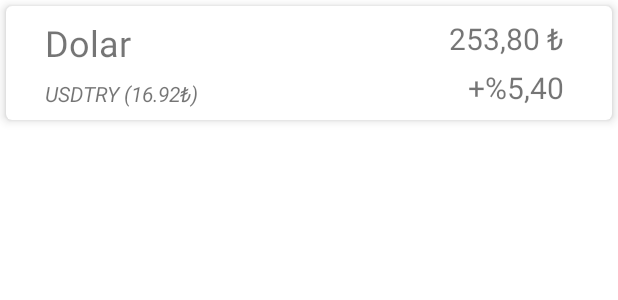
After one commit to Afkborn/AltinFiyatTakip, an Android app: the layout home_screen_degerli_card_tasarim.xml on its own in the app's theme, with its tools: preview values and no code run, on a phone screen of 412 x 824 dp. The commit adds this screen. Shown: the top 300 px of the screen. Run offline under Robolectric (Android 15) with nearby library versions, the phone set to English and light mode, and no system bars.

Commit message:
home screen uı, ux

```diff
--- a/app/src/main/java/com/bilgehankalay/altinfiyattakip/Adapter/DegerliRecyclerAdapter.kt
+++ b/app/src/main/java/com/bilgehankalay/altinfiyattakip/Adapter/DegerliRecyclerAdapter.kt
@@ -21,7 +21,6 @@ class DegerliRecyclerAdapter(private var degerliList : ArrayList<Degerli>) : Rec
     override fun onBindViewHolder(holder: DegerliCardTasarim, position: Int) {
         val degerli = degerliList[position]
         holder.degerliCardTasarimBinding.also {
-            println(degerli)
             val sembol = degerli.getSembol()
             if (degerli.alis_dir == -1){
                 it.imageViewAlisFiyati.setImageResource(R.drawable.red_down_arrow)
--- a/app/src/main/java/com/bilgehankalay/altinfiyattakip/Fragment/AltinEkleFragment.kt
+++ b/app/src/main/java/com/bilgehankalay/altinfiyattakip/Fragment/AltinEkleFragment.kt
@@ -16,6 +16,7 @@ import android.widget.RadioGroup
 import android.widget.Toast
 import androidx.fragment.app.Fragment
 import androidx.navigation.fragment.findNavController
+import com.bilgehankalay.altinfiyattakip.Database.DegerliDatabase
 import com.bilgehankalay.altinfiyattakip.Model.Degerli
 import com.bilgehankalay.altinfiyattakip.Network.ApiUtils
 import com.bilgehankalay.altinfiyattakip.R
@@ -44,6 +45,8 @@ class AltinEkleFragment : Fragment() {
     private var degerliIsimlerListe : ArrayList<String> = arrayListOf()
     private lateinit var spinnerAdapter : ArrayAdapter<*>
     var isClickeble_Ekle = true
+
+
     override fun onCreate(savedInstanceState: Bundle?) {
         super.onCreate(savedInstanceState)
         if (savedInstanceState != null){
@@ -54,6 +57,7 @@ class AltinEkleFragment : Fragment() {
             }
 
         }
+
     }
 
     override fun onCreateView(
--- a/app/src/main/java/com/bilgehankalay/altinfiyattakip/Fragment/DegerliListe.kt
+++ b/app/src/main/java/com/bilgehankalay/altinfiyattakip/Fragment/DegerliListe.kt
@@ -20,7 +20,7 @@ import retrofit2.Response
 
 
 class DegerliListe : Fragment() {
-    var degerliList : ArrayList<Degerli> = arrayListOf()
+    private var degerliList : ArrayList<Degerli> = arrayListOf()
     private lateinit var binding : FragmentDegerliListeBinding
     private lateinit var degerliAdapter : DegerliRecyclerAdapter
     override fun onCreate(savedInstanceState: Bundle?) {
@@ -82,7 +82,7 @@ class DegerliListe : Fragment() {
     override fun onSaveInstanceState(outState: Bundle) {
         super.onSaveInstanceState(outState)
         outState.putSerializable("degerliListe",degerliList)
-        println("kaydettim ")
+
     }
 
 
--- a/app/src/main/java/com/bilgehankalay/altinfiyattakip/Fragment/HomeScreen.kt
+++ b/app/src/main/java/com/bilgehankalay/altinfiyattakip/Fragment/HomeScreen.kt
@@ -1,29 +1,38 @@
 package com.bilgehankalay.altinfiyattakip.Fragment
 
 import android.os.Bundle
+import android.os.Handler
+import android.os.Looper
 import androidx.fragment.app.Fragment
 import android.view.LayoutInflater
 import android.view.View
 import android.view.ViewGroup
-import com.bilgehankalay.altinfiyattakip.Model.Altin
+import androidx.recyclerview.widget.LinearLayoutManager
+import com.bilgehankalay.altinfiyattakip.Adapter.HomeScreenDegerliRecyclerAdapter
+import com.bilgehankalay.altinfiyattakip.Database.DegerliDatabase
+import com.bilgehankalay.altinfiyattakip.Model.Degerli
 import com.bilgehankalay.altinfiyattakip.Network.ApiUtils
-import com.bilgehankalay.altinfiyattakip.R
-import com.bilgehankalay.altinfiyattakip.Response.AltinlarResponse
-import com.bilgehankalay.altinfiyattakip.Response.PostAlisSatisResponse
+import com.bilgehankalay.altinfiyattakip.Response.DegerliResponse
 import com.bilgehankalay.altinfiyattakip.databinding.FragmentHomeScreenBinding
+import com.google.android.material.snackbar.Snackbar
 import retrofit2.Call
 import retrofit2.Callback
 import retrofit2.Response
 
 
-
 class HomeScreen : Fragment() {
     private lateinit var binding : FragmentHomeScreenBinding
 
+    private lateinit var degerliDB : DegerliDatabase
+    private lateinit var myDegerliList : List<Degerli?>
+    private var guncelDegerliList : ArrayList<Degerli> = arrayListOf()
+
+    private lateinit var degerliRecyclerAdapter : HomeScreenDegerliRecyclerAdapter
 
     override fun onCreate(savedInstanceState: Bundle?) {
         super.onCreate(savedInstanceState)
-
+        degerliDB = DegerliDatabase.getirDegerliDatabase(requireContext())!!
+        myDegerliList = degerliDB.degerliDAO().tumKitap()
     }
 
     override fun onCreateView(
@@ -36,10 +45,44 @@ class HomeScreen : Fragment() {
 
     override fun onViewCreated(view: View, savedInstanceState: Bundle?) {
         super.onViewCreated(view, savedInstanceState)
+        degerliRecyclerAdapter = HomeScreenDegerliRecyclerAdapter(myDegerliList,guncelDegerliList)
+        binding.homeScreenRecyclerViewDegerli.layoutManager = LinearLayoutManager(requireContext(),LinearLayoutManager.VERTICAL,false)
+        binding.homeScreenRecyclerViewDegerli.adapter = degerliRecyclerAdapter
+        binding.homeScreenRecyclerViewDegerli.setHasFixedSize(true)
 
+        val mainHandler = Handler(Looper.getMainLooper())
+        mainHandler.post(object:Runnable{
+            override fun run() {
+                degerliGetir()
+                mainHandler.postDelayed(this,10000)
+            }
+        })
 
     }
 
 
+    private fun degerliGetir(){
+        ApiUtils.altinDAOInterfaceGetir().altinlariAlV2().enqueue(
+            object : Callback<DegerliResponse> {
+                override fun onResponse(
+                    call: Call<DegerliResponse>,
+                    response: Response<DegerliResponse>
+                ) {
+                    val tempList = response.body()?.altinlar
+                    tempList?.let {
+                        guncelDegerliList = it as ArrayList<Degerli>
+                    }
+                    myDegerliList = degerliDB.degerliDAO().tumKitap()
+                    degerliRecyclerAdapter.updateRecyclerAdapter(myDegerliList,guncelDegerliList)
+
+                }
+
+                override fun onFailure(call: Call<DegerliResponse>, t: Throwable) {
+                    println(t.localizedMessage)
+                }
+
+            }
+        )
+    }
 
 }
--- /dev/null
+++ b/app/src/main/res/layout/home_screen_degerli_card_tasarim.xml
@@ -0,0 +1,71 @@
+<?xml version="1.0" encoding="utf-8"?>
+<androidx.cardview.widget.CardView xmlns:android="http://schemas.android.com/apk/res/android"
+    xmlns:app="http://schemas.android.com/apk/res-auto"
+    xmlns:tools="http://schemas.android.com/tools"
+    android:layout_width="match_parent"
+    android:layout_height="wrap_content"
+    android:layout_margin="4dp"
+    app:cardCornerRadius="4dp"
+    app:cardElevation="4dp">
+
+    <androidx.constraintlayout.widget.ConstraintLayout
+        android:layout_width="match_parent"
+        android:layout_height="match_parent">
+
+        <TextView
+            android:id="@+id/textView_degerli_isim"
+            android:layout_width="wrap_content"
+            android:layout_height="wrap_content"
+            android:layout_marginStart="8dp"
+            android:layout_marginTop="8dp"
+            android:textSize="24sp"
+            app:layout_constraintStart_toEndOf="@+id/imageView_placeHolder"
+            app:layout_constraintTop_toTopOf="parent"
+            tools:text="Dolar" />
+
+        <ImageView
+            android:id="@+id/imageView_placeHolder"
+            android:layout_width="10dp"
+            android:layout_height="60dp"
+            android:layout_marginStart="8dp"
+            android:layout_marginTop="8dp"
+            android:layout_marginBottom="8dp"
+            app:layout_constraintBottom_toBottomOf="parent"
+            app:layout_constraintStart_toStartOf="parent"
+            app:layout_constraintTop_toTopOf="parent" />
+
+        <TextView
+            android:id="@+id/textView_degerli_code_alis"
+            android:layout_width="wrap_content"
+            android:layout_height="wrap_content"
+            android:layout_marginStart="8dp"
+            android:layout_marginBottom="8dp"
+            android:textSize="14sp"
+            android:textStyle="italic"
+            app:layout_constraintBottom_toBottomOf="parent"
+            app:layout_constraintStart_toEndOf="@+id/imageView_placeHolder"
+            tools:text="USDTRY (16.92₺)" />
+
+        <TextView
+            android:id="@+id/textView_degerli_toplam"
+            android:layout_width="wrap_content"
+            android:layout_height="wrap_content"
+            android:layout_marginTop="8dp"
+            android:layout_marginEnd="32dp"
+            android:textSize="20sp"
+            app:layout_constraintEnd_toEndOf="parent"
+            app:layout_constraintTop_toTopOf="parent"
+            tools:text="253,80 ₺" />
+
+        <TextView
+            android:id="@+id/textView_degerli_karZarar"
+            android:layout_width="wrap_content"
+            android:layout_height="wrap_content"
+            android:layout_marginEnd="32dp"
+            android:layout_marginBottom="8dp"
+            android:textSize="20sp"
+            app:layout_constraintBottom_toBottomOf="parent"
+            app:layout_constraintEnd_toEndOf="parent"
+            tools:text="+%5,40" />
+    </androidx.constraintlayout.widget.ConstraintLayout>
+</androidx.cardview.widget.CardView>
--- a/app/src/main/res/navigation/nav_graph.xml
+++ b/app/src/main/res/navigation/nav_graph.xml
@@ -42,5 +42,8 @@
         <action
             android:id="@+id/onay_to_altinEkle"
             app:destination="@id/altinEkleFragment" />
+        <action
+            android:id="@+id/onay_to_home"
+            app:destination="@id/homeScreen2" />
     </fragment>
 </navigation>
```
Also changed, not shown: app/src/main/java/com/bilgehankalay/altinfiyattakip/Adapter/HomeScreenDegerliRecyclerAdapter.kt (added, +71 -0 lines), app/src/main/java/com/bilgehankalay/altinfiyattakip/DAO/DegerliRoomDAO.kt (added, +20 -0 lines), app/src/main/java/com/bilgehankalay/altinfiyattakip/Database/DegerliDatabase.kt (added, +28 -0 lines), app/src/main/java/com/bilgehankalay/altinfiyattakip/Fragment/OnayFragment.kt (+8 -3 lines), app/src/main/java/com/bilgehankalay/altinfiyattakip/Model/Degerli.kt (+19 -4 lines), app/src/main/res/layout/fragment_home_screen.xml (+14 -3 lines).
